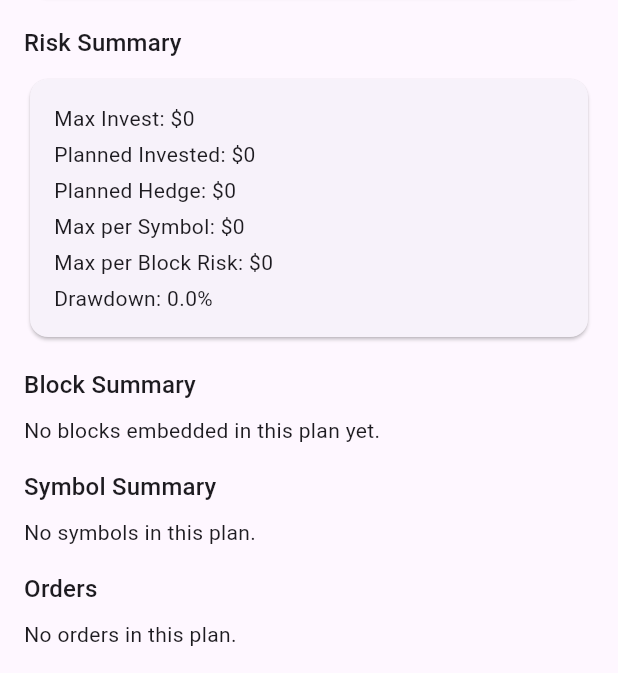
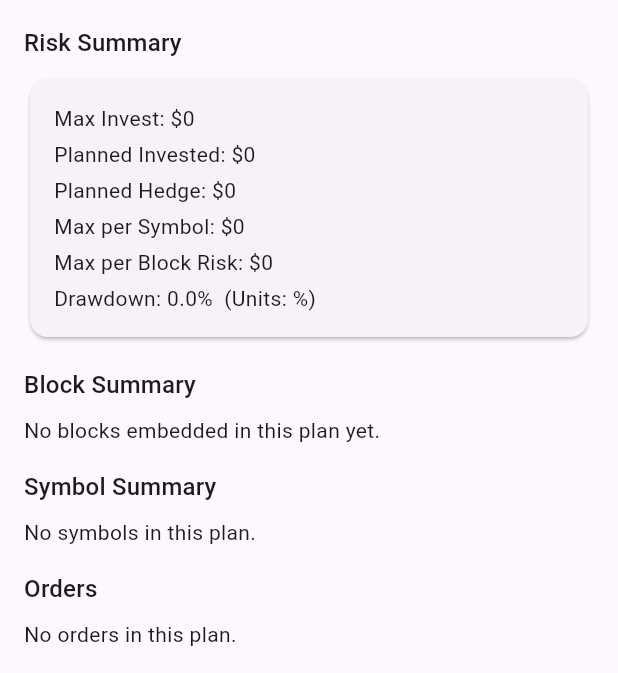
Before and after one commit to Baker413/AU-Insights, a Flutter app: the PlanDetailsScreen screen opened directly with empty values, scrolled down 110 dp, on a phone screen of 412 x 824 dp, the part 563-1236 px from its top. Run offline on Flutter 3.47's test engine with Material 3 defaults, Android fonts, the phone set to English and light mode, and no system bars; missing offline and left inert: au_core.

Commit message:
au_insights: add explicit drawdown units hint in UI

```diff
--- a/lib/screens/plan_details_screen.dart
+++ b/lib/screens/plan_details_screen.dart
@@ -485,7 +485,7 @@ final reasons = reco.reasons;
                       if (risk.drawdownPercent != null) ...[
                         const SizedBox(height: 4),
                         Text(
-                          'Drawdown: ${risk.drawdownPercent!.toStringAsFixed(1)}%',
+                          'Drawdown: ${risk.drawdownPercent!.toStringAsFixed(1)}%  (Units: %)',
                           style: theme.textTheme.bodyMedium,
                         ),
                       ],
```
